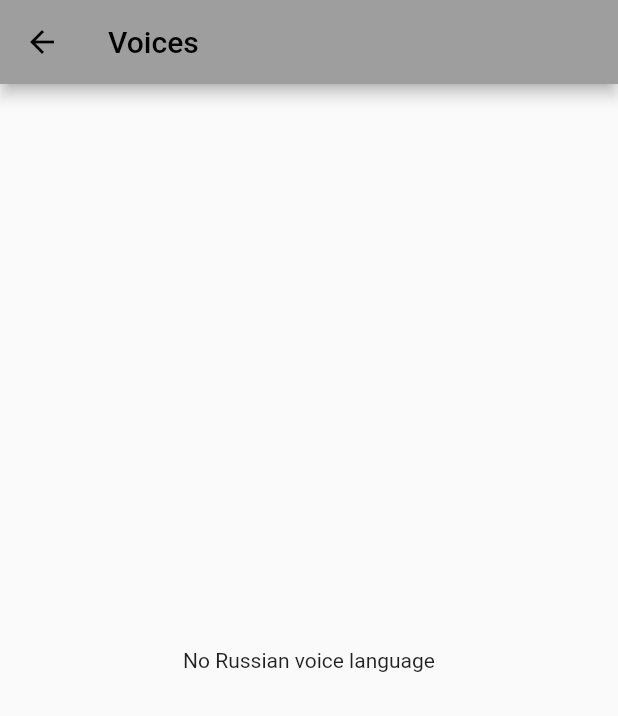
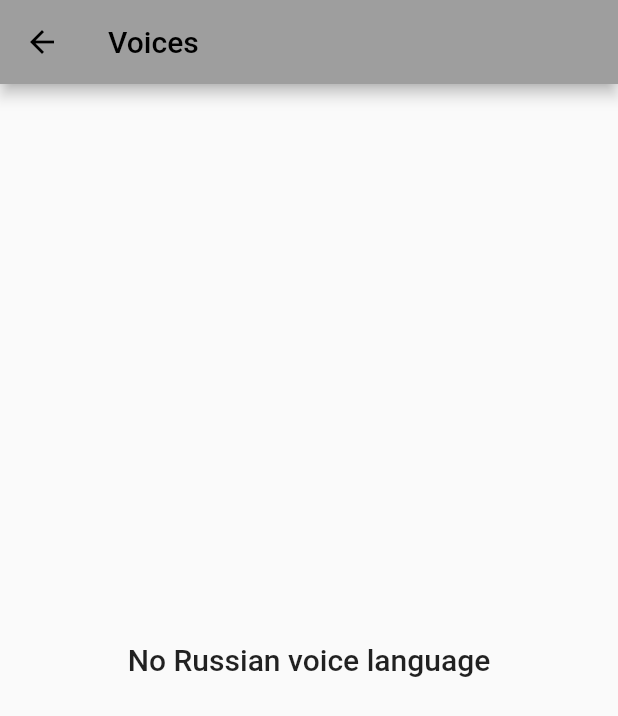
Before and after one commit to dirkz/russian_clock, a Flutter app: the Voices screen opened directly, on a phone screen of 412 x 824 dp. Shown: the top 716 px of the screen. Run offline on Flutter 3.47's test engine with Material 2 defaults, Android fonts, the phone set to English and light mode, and no system bars; our stand-ins replace flutter_tts, google_fonts; Roboto replaces fonts that are missing (Vollkorn).

Commit message:
Show the result

```diff
--- a/lib/voices.dart
+++ b/lib/voices.dart
@@ -44,11 +44,13 @@ class _VoicesState extends State<Voices> {
                   return Text('Error: ${snapshot.error}');
                 } else {
                   if (snapshot.data == true) {
-                    return const Center(
-                        child: Text('Have Russian as voice language'));
+                    return Center(
+                        child: Text('Have Russian as voice language',
+                            style: Theme.of(context).textTheme.titleLarge));
                   } else {
-                    return const Center(
-                        child: Text('No Russian voice language'));
+                    return Center(
+                        child: Text('No Russian voice language',
+                            style: Theme.of(context).textTheme.titleLarge));
                   }
                 }
             }
```
